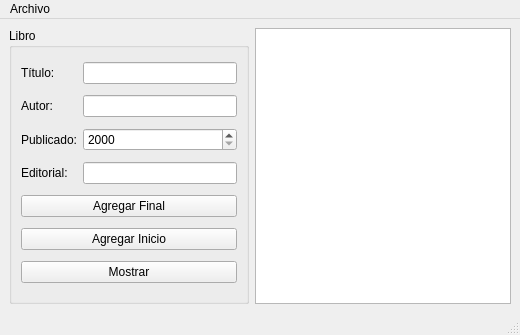
The window that mainwindow.ui (micheldavalos/pyside2_20B) describes before a commit, drawn with Qt 5.
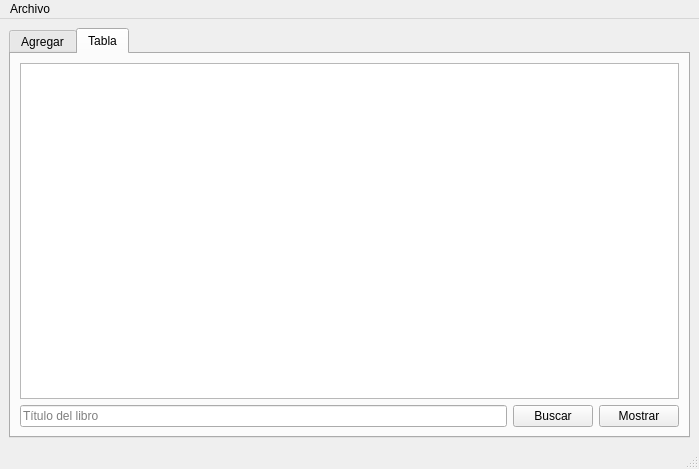
The same window after the commit.

Commit message: tabla y búsqueda lineal

The edit to the form file:
```diff
--- a/mainwindow.ui
+++ b/mainwindow.ui
@@ -6,14 +6,24 @@
    <rect>
     <x>0</x>
     <y>0</y>
-    <width>520</width>
-    <height>335</height>
+    <width>699</width>
+    <height>469</height>
    </rect>
   </property>
   <property name="windowTitle">
    <string>Mi Libreria</string>
   </property>
   <widget class="QWidget" name="centralwidget">
+   <layout class="QGridLayout" name="gridLayout_3">
+    <item row="0" column="0">
+     <widget class="QTabWidget" name="tabWidget">
+      <property name="currentIndex">
+       <number>1</number>
+      </property>
+      <widget class="QWidget" name="tab">
+       <attribute name="title">
+        <string>Agregar</string>
+       </attribute>
    <layout class="QGridLayout" name="gridLayout_2">
     <item row="0" column="0">
      <widget class="QGroupBox" name="groupBox">
@@ -97,12 +107,47 @@
     </item>
    </layout>
   </widget>
+      <widget class="QWidget" name="tab_2">
+       <attribute name="title">
+        <string>Tabla</string>
+       </attribute>
+       <layout class="QGridLayout" name="gridLayout_4">
+        <item row="0" column="0" colspan="3">
+         <widget class="QTableWidget" name="tabla"/>
+        </item>
+        <item row="1" column="0">
+         <widget class="QLineEdit" name="buscar_lineEdit">
+          <property name="placeholderText">
+           <string>Título del libro</string>
+          </property>
+         </widget>
+        </item>
+        <item row="1" column="1">
+         <widget class="QPushButton" name="buscar_pushButton">
+          <property name="text">
+           <string>Buscar</string>
+          </property>
+         </widget>
+        </item>
+        <item row="1" column="2">
+         <widget class="QPushButton" name="mostrar_tabla_pushButton">
+          <property name="text">
+           <string>Mostrar</string>
+          </property>
+         </widget>
+        </item>
+       </layout>
+      </widget>
+     </widget>
+    </item>
+   </layout>
+  </widget>
   <widget class="QMenuBar" name="menubar">
    <property name="geometry">
     <rect>
      <x>0</x>
      <y>0</y>
-     <width>520</width>
+     <width>699</width>
      <height>22</height>
     </rect>
    </property>
```
Lines whose indentation alone changed are shown as unchanged. The commit also changes 6 other files.
